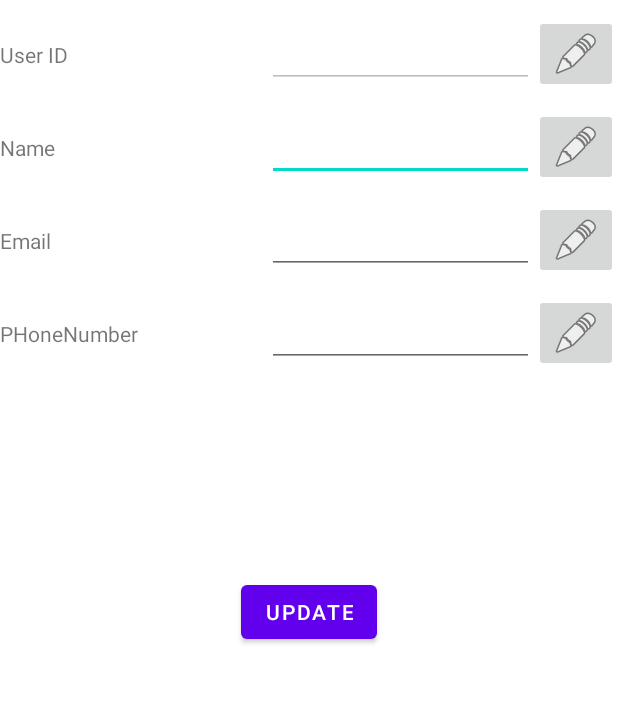
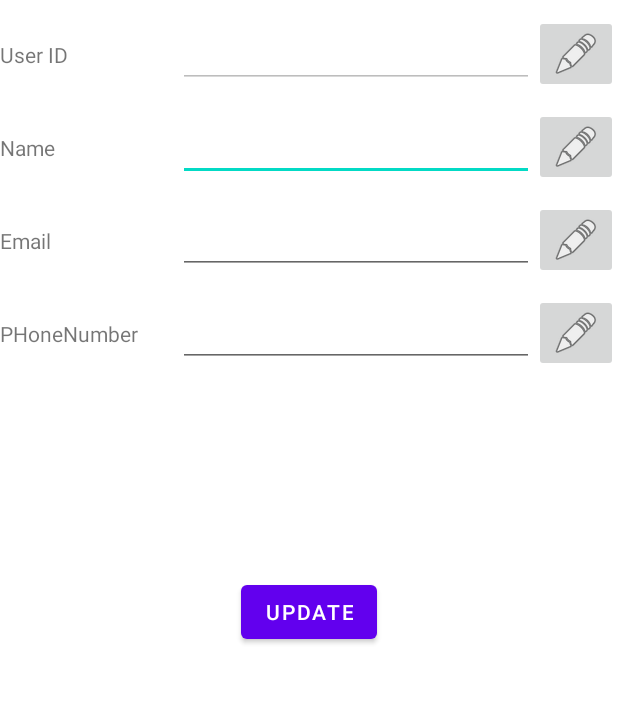
Before and after one commit to camuHan/eatorgasm, an Android app: the EditProfileActivity screen opened directly, with no data from a screen before it, on a phone screen of 412 x 824 dp, the part 384-1088 px from its top. Run offline under Robolectric (Android 15) with nearby library versions, the phone set to English and light mode, and no system bars; our stand-ins replace CircleImageView, Firebase (no records; nobody signed in at launch, a user with empty details on screens opened directly), data binding.

Commit message:
* firestore 를 통한 db set (profile) add++

```diff
--- a/app/src/main/java/com/cason/eatorgasm/view/profile/EditProfileActivity.kt
+++ b/app/src/main/java/com/cason/eatorgasm/view/profile/EditProfileActivity.kt
@@ -42,7 +42,7 @@ class EditProfileActivity: AppCompatActivity(), View.OnClickListener {
         setContentView(mBinding.root)
         initViewList()
 //        updateProfileInfo()
-        mBinding.profile = mUserProfile
+
 //        mProfileInfoAdapter = ProfileInfoRecyclerViewAdapter(mTitleList, mContentList)
 //        mBinding.rvProfileInfo.adapter = mProfileInfoAdapter
 //
@@ -61,10 +61,29 @@ class EditProfileActivity: AppCompatActivity(), View.OnClickListener {
     }
 
     private fun initViewList() {
-        mUserProfile.userId = mUser?.uid
-        mUserProfile.strName = mUser?.displayName
-        mUserProfile.email = mUser?.email
-        mUserProfile.phoneNumber = mUser?.phoneNumber
+        mDb.collection("users").document(mUser?.uid.toString())
+            .get()
+            .addOnSuccessListener { document ->
+                if (document != null) {
+                    val data = document.data
+                    mUserProfile.userId = data?.get("userId").toString()
+                    mUserProfile.strName = data?.get("strName").toString()
+                    mUserProfile.email = data?.get("email").toString()
+                    mUserProfile.phoneNumber = data?.get("phoneNumber").toString()
+                    CMLog.d(TAG, "DocumentSnapshot data: ${document.data}")
+                } else {
+                    mUserProfile.userId = mUser?.uid
+                    mUserProfile.strName = mUser?.displayName
+                    mUserProfile.email = mUser?.email
+                    mUserProfile.phoneNumber = mUser?.phoneNumber
+                    CMLog.d(TAG, "No such document")
+                }
+                mBinding.profile = mUserProfile
+            }
+            .addOnFailureListener { exception ->
+                CMLog.d(TAG, "get failed with \n$exception")
+            }
+
         mBinding.clPrivateUid.tvProfileInfo.text = "User ID"
 //        mBinding.clPrivateUid.etProfileInfo.setText(mUserProfile.userId)
         mBinding.clPrivateUid.etProfileInfo.isEnabled = false
--- a/app/src/main/res/layout/layout_profile_info_template.xml
+++ b/app/src/main/res/layout/layout_profile_info_template.xml
@@ -16,6 +16,7 @@
                     android:id="@+id/tv_profile_info"
                     android:layout_width="0dp"
                     android:layout_height="wrap_content"
+                    app:layout_constraintHorizontal_weight="1"
                     app:layout_constraintStart_toStartOf="parent"
                     app:layout_constraintEnd_toStartOf="@id/et_profile_info"
                     app:layout_constraintTop_toTopOf="parent"
@@ -26,6 +27,7 @@
                     android:layout_width="0dp"
                     android:layout_height="wrap_content"
                     android:text="@={info}"
+                     app:layout_constraintHorizontal_weight="2"
                     app:layout_constraintEnd_toStartOf="@id/ib_profile_info_edit"
                     app:layout_constraintStart_toEndOf="@id/tv_profile_info"
                     app:layout_constraintTop_toTopOf="parent"
```
